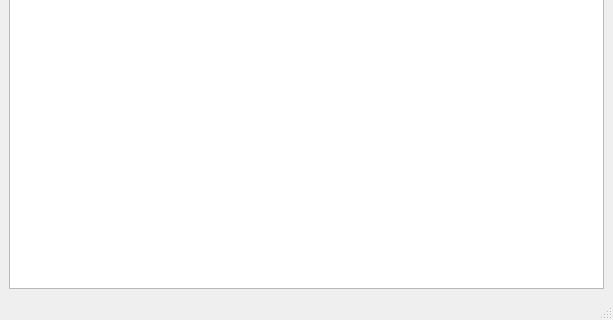
erfaenda/PiuPiu, file PyQTT/GuessWord/gwGui.ui: the form before one commit; both pictures show x 0 to 613 and y 166 to 486 of the 613 by 486 pixel window.
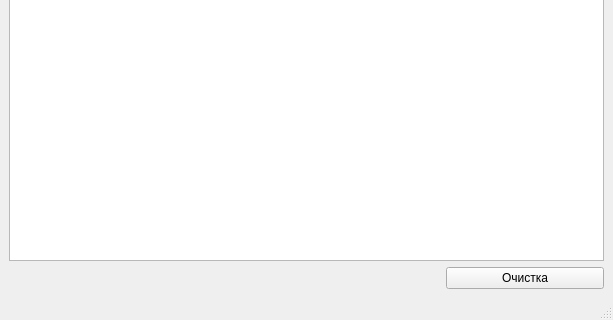
The form after the commit.

Diff of the .ui file:
```diff
--- a/PyQTT/GuessWord/gwGui.ui
+++ b/PyQTT/GuessWord/gwGui.ui
@@ -31,6 +31,13 @@
     <item row="1" column="0" colspan="3">
      <widget class="QPlainTextEdit" name="plainTextEdit"/>
     </item>
+    <item row="2" column="1" colspan="2">
+     <widget class="QPushButton" name="pushButton_2">
+      <property name="text">
+       <string>Очистка</string>
+      </property>
+     </widget>
+    </item>
    </layout>
   </widget>
   <widget class="QMenuBar" name="menubar">
```
Left out of the diff: 2 changed lines with no effect on the pictures.
